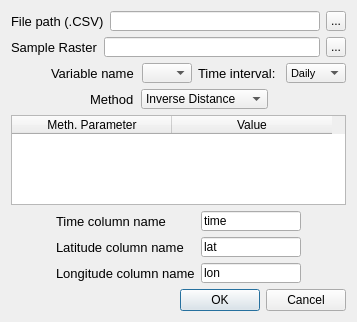
This is waterpybal_ui_design/var_spat_interpol.ui in IDAEA-EVS/waterpybal as Qt 5 draws it before an edit. The edited form follows.
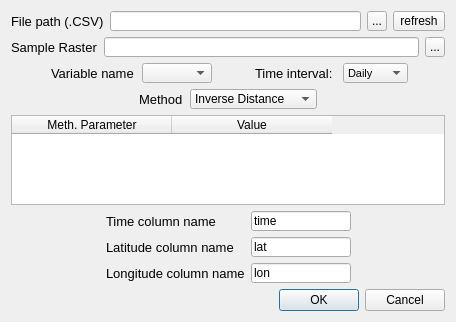
This is the edited form.

The edit to the form file:
```diff
--- a/waterpybal_ui_design/var_spat_interpol.ui
+++ b/waterpybal_ui_design/var_spat_interpol.ui
@@ -6,7 +6,7 @@
    <rect>
     <x>0</x>
     <y>0</y>
-    <width>356</width>
+    <width>456</width>
     <height>322</height>
    </rect>
   </property>
@@ -57,6 +57,19 @@
        </property>
       </widget>
      </item>
+     <item>
+      <widget class="QToolButton" name="toolButton_refresh">
+       <property name="minimumSize">
+        <size>
+         <width>40</width>
+         <height>20</height>
+        </size>
+       </property>
+       <property name="text">
+        <string>refresh</string>
+       </property>
+      </widget>
+     </item>
     </layout>
    </item>
    <item>
@@ -157,7 +170,7 @@
          </property>
          <property name="minimumSize">
           <size>
-           <width>50</width>
+           <width>70</width>
            <height>20</height>
           </size>
          </property>
```
